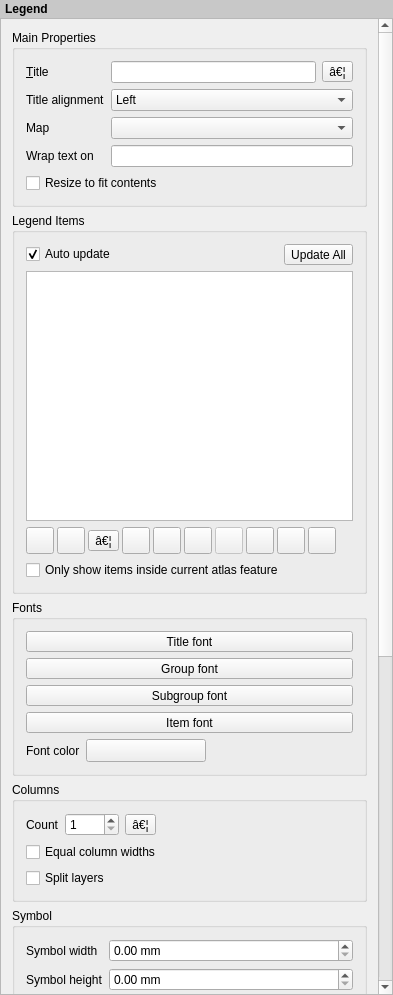
Before: the Qt Designer form src/ui/layout/qgslayoutlegendwidgetbase.ui in qgis/QGIS, drawn with Qt 5.
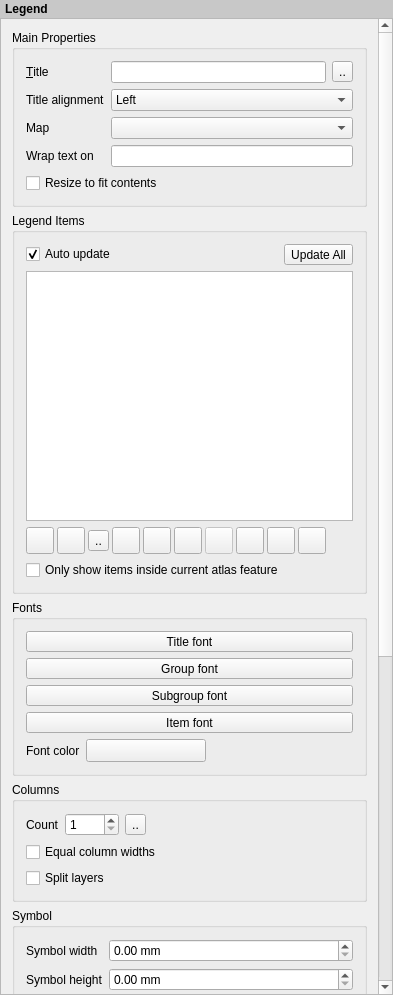
After: the same form once the commit is applied. Icons and pictures are not drawn. Custom widgets are drawn as their Qt base class.

Commit message: fixing weird string changes

The edit to the form file:
```diff
--- a/src/ui/layout/qgslayoutlegendwidgetbase.ui
+++ b/src/ui/layout/qgslayoutlegendwidgetbase.ui
@@ -128,7 +128,7 @@
           <item row="0" column="2">
            <widget class="QgsPropertyOverrideButton" name="mLegendTitleDDBtn">
             <property name="text">
-             <string>â€¦</string>
+             <string>..</string>
             </property>
            </widget>
           </item>
@@ -289,7 +289,7 @@
                <string>Add group</string>
               </property>
               <property name="text">
-               <string>â€¦</string>
+               <string>..</string>
               </property>
               <property name="icon">
                <iconset resource="../../../images/images.qrc">
@@ -613,7 +613,7 @@
           <item row="0" column="2">
            <widget class="QgsPropertyOverrideButton" name="mColumnsDDBtn">
             <property name="text">
-             <string>â€¦</string>
+             <string>..</string>
             </property>
            </widget>
           </item>
```
